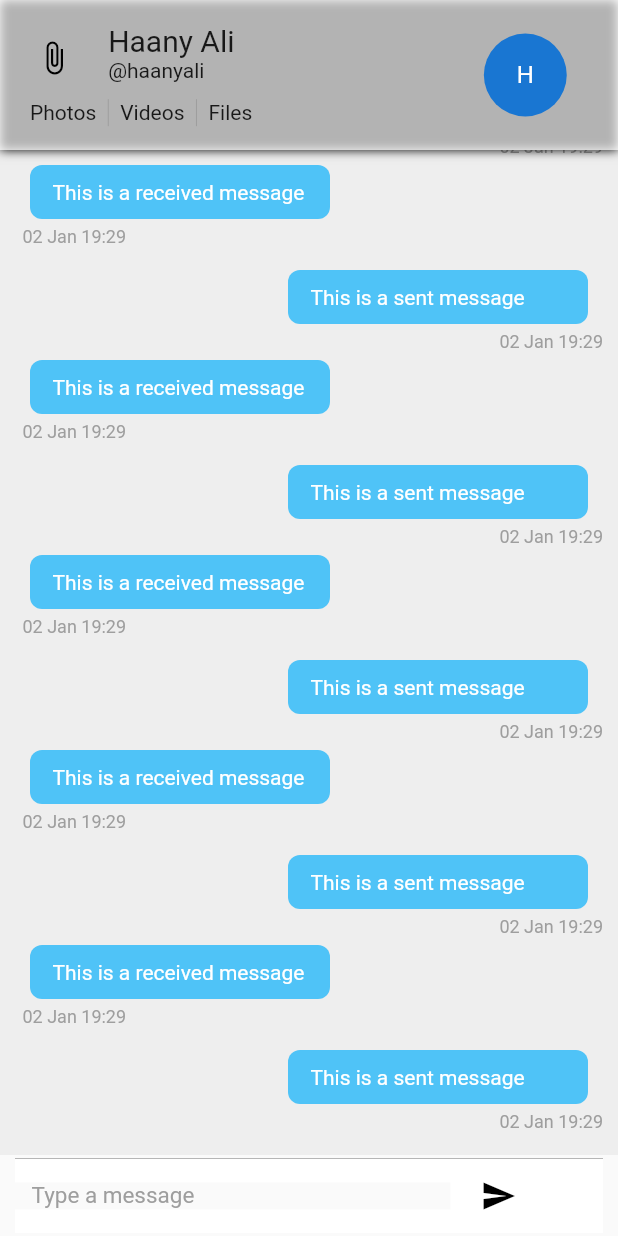
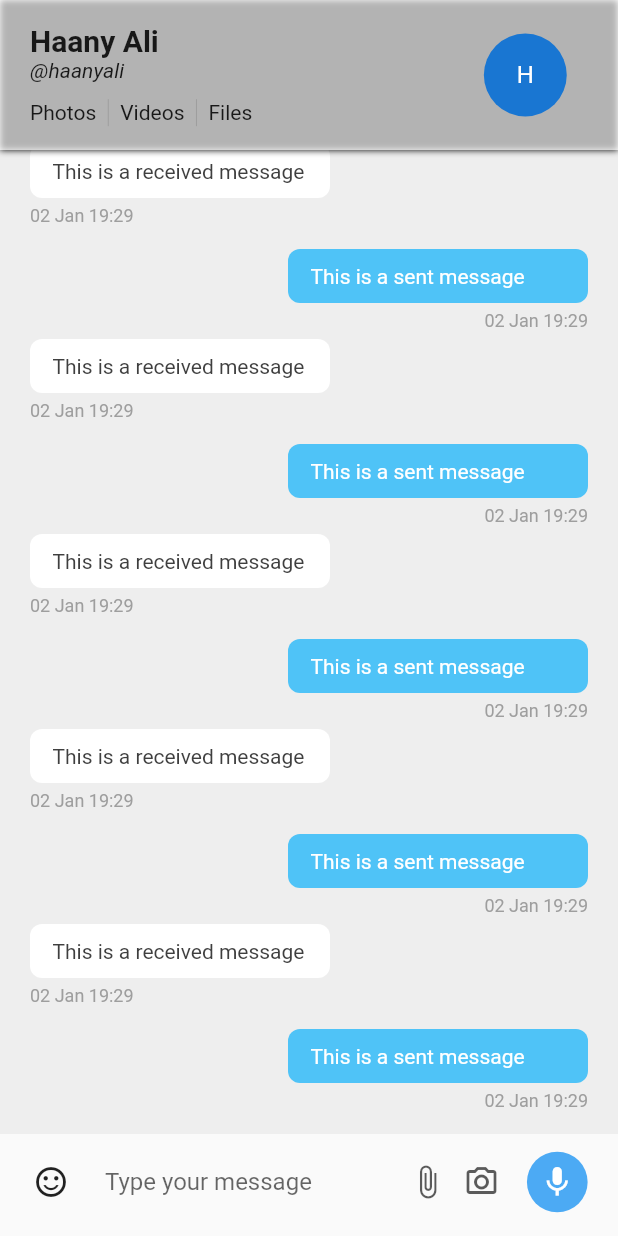
Before and after one commit to MarikIshtar007/coms, a Flutter app: the screen it shows after launch, on a phone screen of 412 x 824 dp. Run offline on Flutter 3.47's test engine with Material 2 defaults, Android fonts, the phone set to English and light mode, and no system bars.

Commit message:
Improved UI; Added Input Widget

```diff
--- a/lib/widgets/chatAppbar.dart
+++ b/lib/widgets/chatAppbar.dart
@@ -12,7 +12,7 @@ class ChatAppBar extends StatelessWidget with PreferredSizeWidget {
     return Material(
       child: Container(
         decoration: BoxDecoration(
-            boxShadow: [BoxShadow(color: Colors.black, blurRadius: 5.0)]),
+            boxShadow: [BoxShadow(color: Colors.black, blurRadius: 3.0)]),
         child: Container(
           color: Colors.white70,
           child: Row(children: [
@@ -28,16 +28,9 @@ class ChatAppBar extends StatelessWidget with PreferredSizeWidget {
                         crossAxisAlignment: CrossAxisAlignment.start,
                         children: [
                           Expanded(
-                              flex: 2,
-                              child: Center(
-                                child: Icon(
-                                  Icons.attach_file,
-                                  color: Palette.secondaryColor,
-                                ),
-                              )),
-                          Expanded(
                             flex: 6,
                             child: Container(
+                              margin: EdgeInsets.only(left: 20),
                               child: Column(
                                 crossAxisAlignment: CrossAxisAlignment.start,
                                 mainAxisAlignment: MainAxisAlignment.center,
@@ -45,9 +38,15 @@ class ChatAppBar extends StatelessWidget with PreferredSizeWidget {
                                 children: [
                                   Text(
                                     'Haany Ali',
-                                    style: TextStyle(fontSize: 20),
+                                    style: TextStyle(
+                                        fontSize: 20,
+                                        fontWeight: FontWeight.bold),
                                   ),
-                                  Text('@haanyali')
+                                  Text(
+                                    '@haanyali',
+                                    style:
+                                        TextStyle(fontStyle: FontStyle.italic),
+                                  )
                                 ],
                               ),
                             ),
--- a/lib/widgets/chatItemWidget.dart
+++ b/lib/widgets/chatItemWidget.dart
@@ -42,7 +42,7 @@ class ChatItemWidget extends StatelessWidget {
                         fontSize: 12,
                         fontStyle: FontStyle.normal),
                   ),
-                  margin: EdgeInsets.only(left: 5.0, top: 5.0, bottom: 5.0),
+                  margin: EdgeInsets.only(right: 10.0, top: 5.0, bottom: 5.0),
                 )
               ],
             )
@@ -60,12 +60,12 @@ class ChatItemWidget extends StatelessWidget {
                 Container(
                   child: Text(
                     'This is a received message',
-                    style: TextStyle(color: Palette.selfMessageColor),
+                    style: TextStyle(color: Palette.otherMessageColor),
                   ),
                   padding: EdgeInsets.symmetric(horizontal: 15, vertical: 10),
                   width: 200.0,
                   decoration: BoxDecoration(
-                    color: Palette.selfMessageBackgroundColor,
+                    color: Palette.otherMessageBackgroundColor,
                     borderRadius: BorderRadius.circular(8.0),
                   ),
                   margin: EdgeInsets.only(left: 10.0),
@@ -81,7 +81,7 @@ class ChatItemWidget extends StatelessWidget {
                     fontSize: 12,
                     fontStyle: FontStyle.normal),
               ),
-              margin: EdgeInsets.only(left: 5.0, top: 5.0, bottom: 5.0),
+              margin: EdgeInsets.only(left: 10.0, top: 5.0, bottom: 5.0),
             )
           ],
         ),
--- a/lib/widgets/chatListWidget.dart
+++ b/lib/widgets/chatListWidget.dart
@@ -10,14 +10,12 @@ class _ChatListWidgetState extends State<ChatListWidget> {
   final ScrollController listScrollController = ScrollController();
   @override
   Widget build(BuildContext context) {
-    return Flexible(
-      child: ListView.builder(
-        padding: EdgeInsets.all(10),
-        itemCount: 20,
-        reverse: true,
-        controller: listScrollController,
-        itemBuilder: (context, index) => ChatItemWidget(index: index),
-      ),
+    return ListView.builder(
+      padding: EdgeInsets.all(10),
+      itemCount: 20,
+      reverse: true,
+      controller: listScrollController,
+      itemBuilder: (context, index) => ChatItemWidget(index: index),
     );
   }
 }
--- a/lib/widgets/inputWidget.dart
+++ b/lib/widgets/inputWidget.dart
@@ -7,48 +7,176 @@ class InputWidget extends StatefulWidget {
 }
 
 class _InputWidgetState extends State<InputWidget> {
+  bool typedText = false;
   final TextEditingController textEditingController = TextEditingController();
   @override
   Widget build(BuildContext context) {
     return Container(
-      margin: EdgeInsets.symmetric(horizontal: 10, vertical: 2),
-      width: MediaQuery.of(context).size.width,
-      height: 50.0,
+      padding: EdgeInsets.only(left: 12, right: 12, bottom: 12, top: 8),
       decoration: BoxDecoration(
-          border: Border(top: BorderSide(color: Palette.greyColor, width: 0.5)),
-          color: Colors.white),
+          color: Colors.transparent, borderRadius: BorderRadius.circular(40)),
+      child: SafeArea(
+        child: Container(
+          decoration: BoxDecoration(
+            borderRadius: BorderRadius.circular(40),
+            color: Colors.transparent,
+          ),
           child: Row(
             children: [
-          Material(
+              Expanded(
                 child: Container(
                   padding: EdgeInsets.symmetric(horizontal: 10),
-              width: MediaQuery.of(context).size.width * 0.7,
-              margin: EdgeInsets.symmetric(horizontal: 1.0),
+                  decoration: BoxDecoration(
+                    // color: Colors.grey[200]?.withOpacity(0.7),
+                    color: Colors.transparent,
+                    borderRadius: BorderRadius.circular(40),
+                  ),
+                  child: Row(
+                    children: [
+                      // InkWell(
+                      //   splashFactory: InkRipple.splashFactory,
+                      //   splashColor: Colors.grey.shade200,
+                      //   onTap: () {
+                      //     print("hey");
+                      //   },
+                      //   child: Icon(
+                      //     Icons.sentiment_satisfied_alt_outlined,
+                      //     color: Theme.of(context)
+                      //         .textTheme
+                      //         .bodyText1
+                      //         ?.color
+                      //         ?.withOpacity(0.64),
+                      //   ),
+                      // ),
+                      IconButton(
+                        padding: EdgeInsets.zero,
+                        alignment: Alignment.centerLeft,
+                        icon: Icon(Icons.sentiment_satisfied_alt_outlined),
+                        onPressed: () {},
+                      ),
+                      Expanded(
                         child: TextField(
-                style: TextStyle(fontSize: 15.0),
                           controller: textEditingController,
+                          onChanged: (value) {
+                            setState(() {
+                              if (value.isEmpty) {
+                                typedText = false;
+                              } else {
+                                typedText = true;
+                              }
+                            });
+                          },
                           decoration: InputDecoration.collapsed(
-                    hintText: 'Type a message',
-                    hintStyle: TextStyle(color: Palette.greyColor)),
+                            hintText: "Type your message",
+                            border: InputBorder.none,
                           ),
                         ),
                       ),
-          Material(
-            color: Colors.white,
-            child: Container(
-              margin: EdgeInsets.symmetric(horizontal: 8.0),
-              child: IconButton(
-                icon: Icon(
-                  Icons.send,
-                  color: Colors.black,
-                ),
-                onPressed: () {},
-                color: Palette.primaryColor,
+                      InkWell(
+                        splashFactory: InkRipple.splashFactory,
+                        splashColor: Colors.black87,
+                        onTap: () {
+                          print("hey");
+                        },
+                        child: Icon(
+                          Icons.attach_file,
+                          color: Theme.of(context)
+                              .textTheme
+                              .bodyText1
+                              ?.color
+                              ?.withOpacity(0.64),
                         ),
                       ),
+                      SizedBox(
+                        width: 12,
+                      ),
+                      InkWell(
+                        splashFactory: InkRipple.splashFactory,
+                        splashColor: Colors.black87,
+                        onTap: () {
+                          print("hey");
+                        },
+                        child: Icon(
+                          Icons.camera_alt_outlined,
+                          color: Theme.of(context)
+                              .textTheme
+                              .bodyText1
+                              ?.color
+                              ?.withOpacity(0.64),
+                        ),
+                      ),
+                    ],
+                  ),
+                ),
+              ),
+              GestureDetector(
+                onTap: () {
+                  // sendMessages();
+                },
+                child: Container(
+                    margin: EdgeInsets.symmetric(
+                        horizontal: MediaQuery.of(context).size.width * 0.02),
+                    decoration: BoxDecoration(
+                      shape: BoxShape.circle,
+                      color: Theme.of(context).primaryColor.withOpacity(0.8),
+                    ),
+                    padding: EdgeInsets.all(
+                        MediaQuery.of(context).size.width * 0.02),
+                    child: typedText
+                        ? Icon(
+                            Icons.send_rounded,
+                            color: Colors.white,
+                          )
+                        : Icon(
+                            Icons.mic,
+                            color: Colors.white,
+                          )),
               )
             ],
+          ),
+        ),
       ),
     );
   }
 }
+
+// Container(
+//       margin: EdgeInsets.symmetric(horizontal: 10, vertical: 2),
+//       width: MediaQuery.of(context).size.width,
+//       height: 50.0,
+//       decoration: BoxDecoration(
+//           border: Border(top: BorderSide(color: Palette.greyColor, width: 0.5)),
+//           color: Colors.white),
+//       child: Row(
+//         children: [
+//           Material(
+//             child: Container(
+//               padding: EdgeInsets.symmetric(horizontal: 10),
+//               width: MediaQuery.of(context).size.width * 0.7,
+//               margin: EdgeInsets.symmetric(horizontal: 1.0),
+//               child: TextField(
+//                 style: TextStyle(fontSize: 15.0),
+//                 controller: textEditingController,
+//                 decoration: InputDecoration.collapsed(
+//                     hintText: 'Type a message',
+//                     hintStyle: TextStyle(color: Palette.greyColor)),
+//               ),
+//             ),
+//           ),
+//           Material(
+//             color: Colors.white,
+//             child: Container(
+//               margin: EdgeInsets.symmetric(horizontal: 8.0),
+//               child: IconButton(
+//                 icon: Icon(
+//                   Icons.send,
+//                   color: Colors.black,
+//                 ),
+//                 onPressed: () {},
+//                 color: Palette.primaryColor,
+//               ),
+//             ),
+//           )
+//         ],
+//       ),
+//     );
```
Lines whose indentation alone changed are shown as unchanged.
